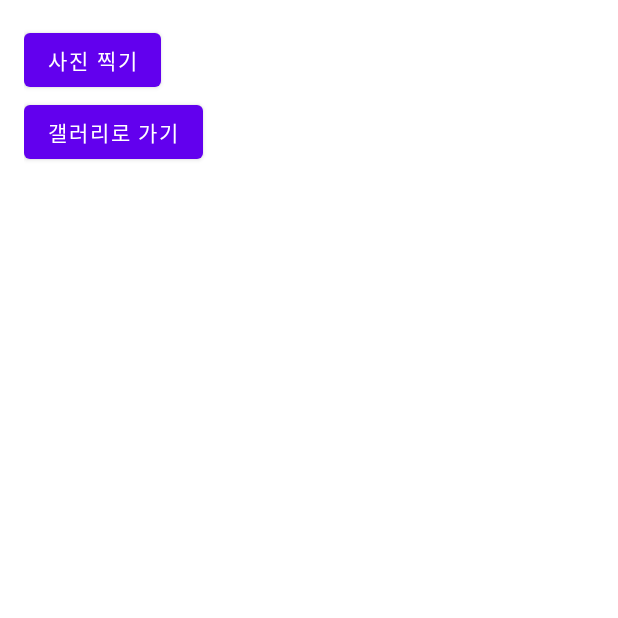
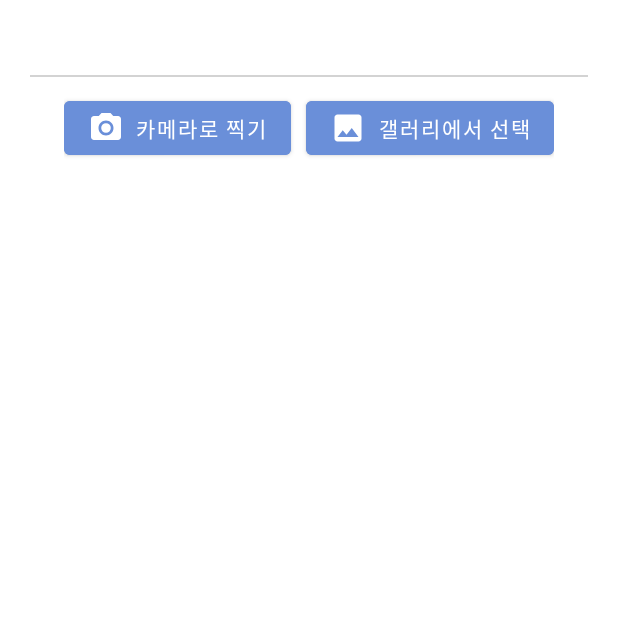
Before and after one commit to Munzii2023/munzii, an Android app: the screen it shows after launch (PhotoActivity), in the side drawer, after a tap on "사진", on a phone screen of 412 x 824 dp, the top half of it. Run offline under Robolectric (Android 15) with nearby library versions, the phone set to English and light mode, and no system bars; our stand-ins replace Firebase (no records; nobody signed in at launch, a user with empty details on screens opened directly); libraries missing offline, so code that uses them is left out: com.naver.maps, org.tensorflow.lite; 11 statements that could not run were skipped.

```diff
--- a/app/src/main/java/com/example/myapplication/PhotoActivity.kt
+++ b/app/src/main/java/com/example/myapplication/PhotoActivity.kt
@@ -19,6 +19,7 @@ import androidx.appcompat.app.AppCompatActivity
 import androidx.core.app.ActivityCompat
 import androidx.core.content.ContextCompat
 import androidx.core.content.FileProvider
+import com.example.myapplication.databinding.ActivityPhotoBinding
 import org.tensorflow.lite.Interpreter
 import java.io.File
 import java.io.FileInputStream
@@ -29,7 +30,9 @@ import java.nio.channels.FileChannel
 
 class PhotoActivity : AppCompatActivity() {
     private var photoImageView: ImageView? = null
-    private var photoDescription: TextView? = null
+    private var photoviewline: View? = null
+    private var resimageview: ImageView? = null
+    private var restext: TextView? = null
     private lateinit var tflite: Interpreter
     private lateinit var imageCaptureUri: Uri
 
@@ -38,7 +41,10 @@ class PhotoActivity : AppCompatActivity() {
         setContentView(R.layout.activity_photo)
 
         photoImageView = findViewById(R.id.photoImageView)
-        photoDescription = findViewById(R.id.photoDescription)
+        photoviewline = findViewById(R.id.photoviewline)
+        resimageview = findViewById(R.id.resimageview)
+        restext = findViewById(R.id.restext)
+
         tflite = Interpreter(loadModelFile())
 
         val takePhotoButton = findViewById<Button>(R.id.takePhotoButton)
@@ -134,13 +140,14 @@ class PhotoActivity : AppCompatActivity() {
             val imageBitmap = MediaStore.Images.Media.getBitmap(contentResolver, selectedImageUri)
             photoImageView?.setImageBitmap(imageBitmap)
             photoImageView?.visibility = View.VISIBLE
-            photoDescription?.text = "갤러리에서 사진을 선택했습니다."
-            photoDescription?.visibility = View.VISIBLE
 
             val classificationResult = classifyImage(imageBitmap)
             val resultTextView = findViewById<TextView>(R.id.resultTextView)
             resultTextView.text = "결과: $classificationResult"
             resultTextView.visibility = View.VISIBLE
+            photoviewline!!.visibility = View.VISIBLE
+            resimageview!!.visibility = View.VISIBLE
+            restext!!.visibility = View.VISIBLE
         }
         else if (requestCode == REQUEST_IMAGE_CAPTURE && resultCode == Activity.RESULT_OK) {
             val imageBitmap = if (data?.hasExtra("data") == true) {
@@ -153,13 +160,14 @@ class PhotoActivity : AppCompatActivity() {
 
             photoImageView?.setImageBitmap(imageBitmap)
             photoImageView?.visibility = View.VISIBLE
-            photoDescription?.text = "찍은 사진을 선택했습니다."
-            photoDescription?.visibility = View.VISIBLE
 
             val classificationResult = classifyImage(imageBitmap)
             val resultTextView = findViewById<TextView>(R.id.resultTextView)
             resultTextView.text = "결과: $classificationResult"
             resultTextView.visibility = View.VISIBLE
+            photoviewline!!.visibility = View.VISIBLE
+            resimageview!!.visibility = View.VISIBLE
+            restext!!.visibility = View.VISIBLE
         }
 
     }
--- a/app/src/main/res/layout/activity_main.xml
+++ b/app/src/main/res/layout/activity_main.xml
@@ -118,12 +118,13 @@
                         android:layout_margin="10dp"
                         android:textStyle="bold"
                         app:elevation="10dp"
-                        android:background="@color/white"
+                        android:backgroundTint="@color/white"
                         android:src="@drawable/baseline_camera_alt_24"
                         android:layout_alignParentBottom="true"
                         android:layout_alignParentRight="true"
-                        android:layout_marginBottom="30dp"
+                        android:layout_marginBottom="40dp"
                         android:layout_marginRight="20dp"
+                        app:borderWidth="0dp"
                         app:fabSize="normal"
                         android:contentDescription="메인 버튼"
                         android:onClick="onMainFabClick"/>
--- a/app/src/main/res/layout/activity_photo.xml
+++ b/app/src/main/res/layout/activity_photo.xml
@@ -1,46 +1,113 @@
 <?xml version="1.0" encoding="utf-8"?>
+<ScrollView
+    xmlns:android="http://schemas.android.com/apk/res/android"
+    xmlns:app="http://schemas.android.com/apk/res-auto"
+    android:layout_width="match_parent"
+    android:layout_height="match_parent"
+    android:padding="10dp">
+
     <LinearLayout
-    xmlns:android="http://schemas.android.com/apk/res/android"
+        android:id="@+id/activity_content"
         android:layout_width="match_parent"
         android:layout_height="match_parent"
         android:orientation="vertical"
-    android:padding="16dp">
+        android:padding="10dp">
 
         <ImageView
             android:id="@+id/photoImageView"
             android:layout_width="match_parent"
             android:layout_height="wrap_content"
-        android:layout_marginTop="16dp"
             android:scaleType="centerInside"
             android:adjustViewBounds="true"
-        android:visibility="gone"
             android:contentDescription="Photo Image" />
 
-    <TextView
-        android:id="@+id/photoDescription"
+        <View
+            android:id="@+id/photoviewline"
             android:layout_width="match_parent"
-        android:layout_height="wrap_content"
-        android:layout_marginTop="16dp"
-        android:text=""
+            android:layout_height="1dp"
+            android:layout_centerInParent="true"
+            android:background="#D3D3D3"
+            android:layout_gravity="center"
+            android:layout_marginTop="20dp"
             android:visibility="gone" />
+
         <TextView
             android:id="@+id/resultTextView"
             android:layout_width="match_parent"
             android:layout_height="wrap_content"
             android:layout_marginTop="16dp"
             android:text=""
+            android:textSize="20dp"
+            android:gravity="center"
             android:visibility="gone" />
+
+        <GridLayout
+            android:layout_width="wrap_content"
+            android:layout_height="wrap_content"
+            android:orientation="horizontal"
+            android:rowCount="1"
+            android:columnCount="2"
+            android:layout_gravity="center"
+            android:layout_margin="10dp">
+
+            <!-- 좋으면 이미지 good으로 나쁘면 bad으로 동적 변경 -->
+            <ImageView
+                android:id="@+id/resimageview"
+                android:layout_width="80dp"
+                android:layout_height="80dp"
+                android:src="@drawable/marker_good"
+                android:layout_gravity="center"
+                android:visibility="gone"/>
+
+            <TextView
+                android:id="@+id/restext"
+                android:layout_gravity="center"
+                android:layout_marginLeft="10dp"
+                android:layout_width="match_parent"
+                android:layout_height="wrap_content"
+                android:text="오늘은 미세먼지 수치가 좋아요!&#x0A;야외 활동을 해보시는 건 어떨까요?"
+                android:visibility="gone" />
+
+        </GridLayout>
+
+        <View
+            android:layout_width="match_parent"
+            android:layout_height="1dp"
+            android:layout_centerInParent="true"
+            android:background="#D3D3D3"
+            android:layout_gravity="center"
+            android:layout_marginTop="10dp" />
+
+        <GridLayout
+            android:layout_width="wrap_content"
+            android:layout_height="wrap_content"
+            android:orientation="horizontal"
+            android:rowCount="1"
+            android:columnCount="2"
+            android:layout_gravity="center"
+            android:layout_margin="10dp">
+
+
 
             <Button
                 android:id="@+id/takePhotoButton"
                 android:layout_width="wrap_content"
                 android:layout_height="wrap_content"
-        android:text="사진 찍기" />
+                android:backgroundTint="@color/munzii_blue"
+                android:text="카메라로 찍기"
+                app:icon="@drawable/baseline_camera_alt_24"/>
 
             <Button
                 android:id="@+id/galleryButton"
                 android:layout_width="wrap_content"
                 android:layout_height="wrap_content"
-        android:text="갤러리로 가기" />
+                android:layout_marginLeft="10dp"
+                android:backgroundTint="@color/munzii_blue"
+                app:icon="@drawable/baseline_photo_24"
+                android:text="갤러리에서 선택" />
+
+        </GridLayout>
+
 
     </LinearLayout>
+</ScrollView>
```
Lines whose indentation alone changed are shown as unchanged.
